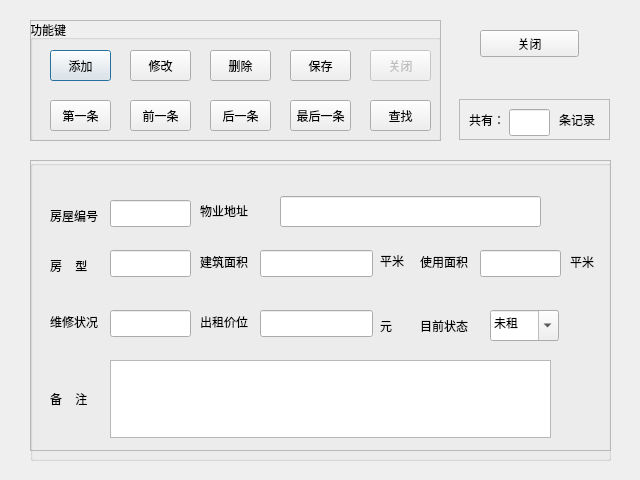
First picture: the form in housedata.ui, repository angeiv/house, before the edit.
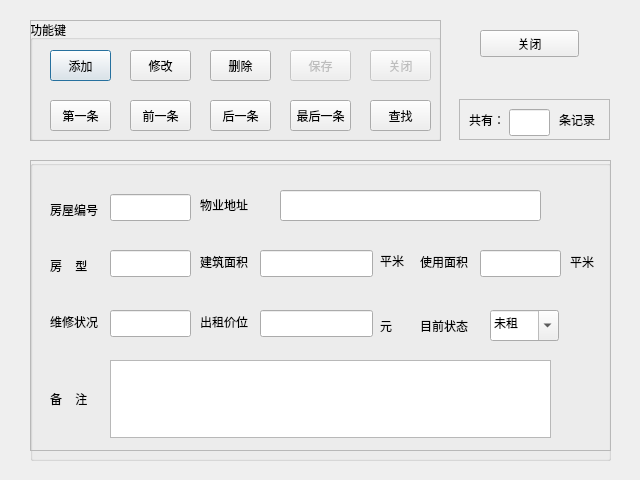
Second picture: the form after the edit.

```diff
--- a/housedata.ui
+++ b/housedata.ui
@@ -116,7 +116,10 @@
      <string>删除</string>
     </property>
    </widget>
-   <widget class="QPushButton" name="pushButton_4">
+   <widget class="QPushButton" name="btnSave">
+    <property name="enabled">
+     <bool>false</bool>
+    </property>
     <property name="geometry">
      <rect>
       <x>260</x>
@@ -128,6 +131,12 @@
     <property name="text">
      <string>保存</string>
     </property>
+    <property name="default">
+     <bool>false</bool>
+    </property>
+    <property name="flat">
+     <bool>false</bool>
+    </property>
    </widget>
    <widget class="QPushButton" name="pushButton_5">
     <property name="enabled">
@@ -270,7 +279,7 @@
     <property name="geometry">
      <rect>
       <x>20</x>
-      <y>40</y>
+      <y>34</y>
       <width>67</width>
       <height>31</height>
      </rect>
@@ -283,7 +292,7 @@
     <property name="geometry">
      <rect>
       <x>80</x>
-      <y>40</y>
+      <y>34</y>
       <width>81</width>
       <height>27</height>
      </rect>
@@ -349,7 +358,7 @@
     <property name="geometry">
      <rect>
       <x>250</x>
-      <y>36</y>
+      <y>30</y>
       <width>261</width>
       <height>31</height>
      </rect>
@@ -359,7 +368,7 @@
     <property name="geometry">
      <rect>
       <x>170</x>
-      <y>40</y>
+      <y>34</y>
       <width>67</width>
       <height>21</height>
      </rect>
```
Left out of the diff: 80 changed lines with no effect on the pictures.
